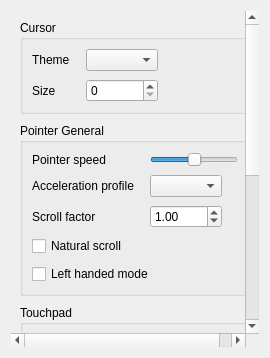
Before: the Qt Designer form src/mouse.ui in labwc/labwc-tweaks, drawn with Qt 5.
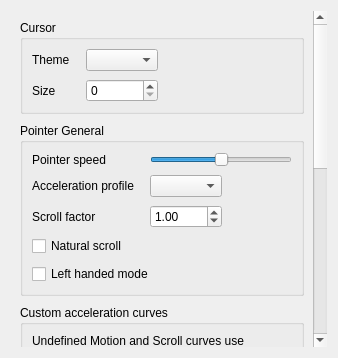
After: the same form once the commit is applied.

Commit message: mouse: add custom acceleration curve controls

```diff
--- a/src/mouse.ui
+++ b/src/mouse.ui
@@ -148,6 +148,25 @@
          </layout>
         </widget>
        </item>
+       <item>
+        <widget class="QGroupBox" name="customCurves">
+         <property name="title">
+          <string>Custom acceleration curves</string>
+         </property>
+         <layout class="QVBoxLayout" name="customCurvesLayout">
+          <item>
+           <widget class="QLabel" name="curveHelp">
+            <property name="text">
+             <string>Undefined Motion and Scroll curves use Fallback. If Fallback is undefined, unspecified movement types have no acceleration.</string>
+            </property>
+            <property name="wordWrap">
+             <bool>true</bool>
+            </property>
+           </widget>
+          </item>
+         </layout>
+        </widget>
+       </item>
        <!-- Group Box - Touchpad -->
        <item>
         <widget class="QGroupBox" name="groupBox_touchpad">
```
The commit also changes 7 other files.
